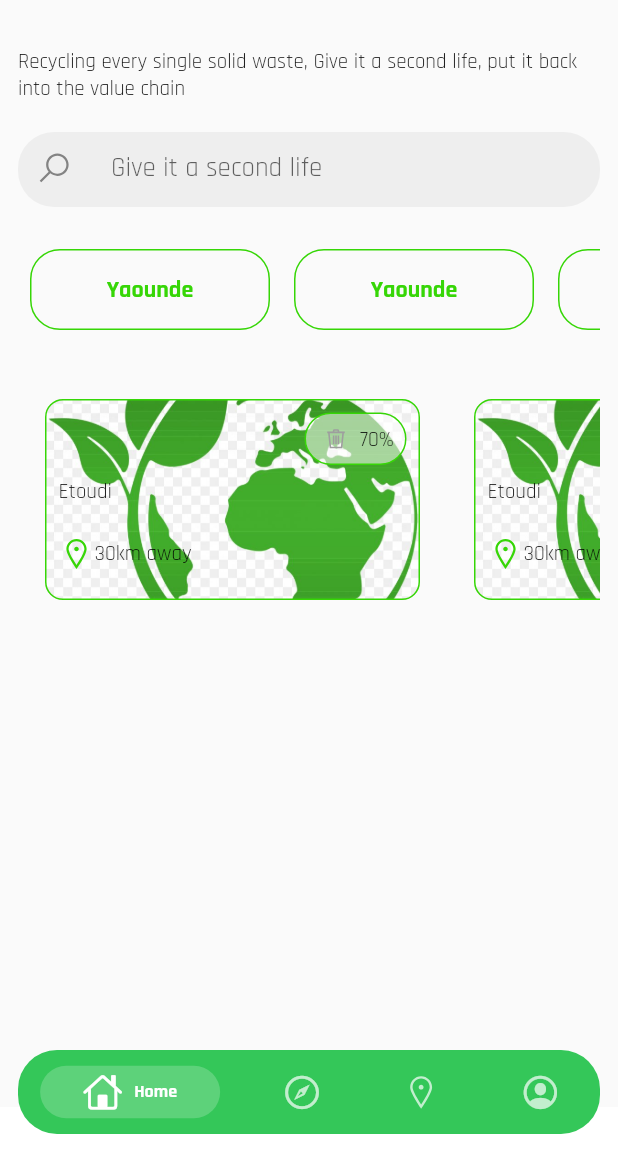
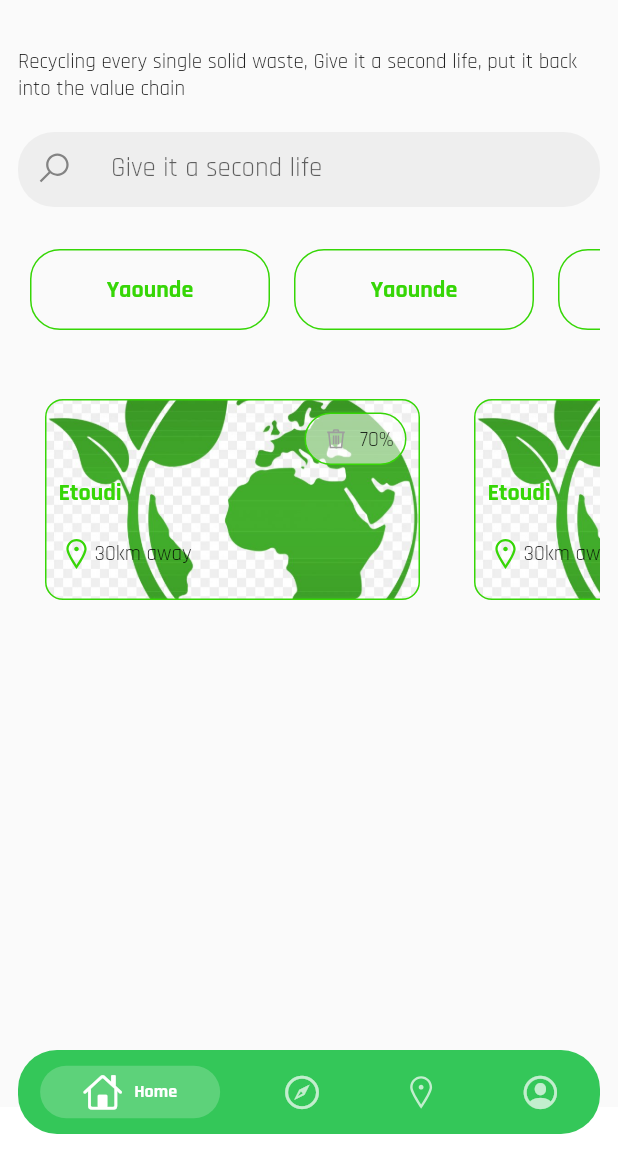
Before and after one commit to mboa-soft/mboa_waste, a Flutter app: the screen it shows after launch, on a phone screen of 412 x 824 dp, the part 84-1236 px from its top. Run offline on Flutter 3.47's test engine with Material 2 defaults, Android fonts, the phone set to English and light mode, and no system bars; drawn by our look-alikes of persistent_bottom_nav_bar; our stand-ins replace bloc, equatable, firebase_core, flutter_bloc, flutter_easyloading, google_fonts and 4 more; accounts and stored records are empty.

Commit message:
mbiabin update

```diff
--- a/lib/widgets/mboabin.dart
+++ b/lib/widgets/mboabin.dart
@@ -2,13 +2,20 @@ import 'package:flutter/material.dart';
 import 'package:line_icons/line_icons.dart';
 import 'package:mboa_waste/config/palette.dart';
 import 'package:mboa_waste/config/styles.dart';
+
+import '../screens/screens.dart';
 
 class Mboabin extends StatelessWidget {
   const Mboabin({Key? key}) : super(key: key);
 
   @override
   Widget build(BuildContext context) {
-    return Padding(
+    return GestureDetector(
+      onTap: () {
+        Navigator.push(context,
+            MaterialPageRoute(builder: (context) => const MboabinView()));
+      },
+      child: Padding(
         padding: const EdgeInsets.all(10.0),
         child: Container(
           width: 250.0,
@@ -56,7 +63,8 @@ class Mboabin extends StatelessWidget {
                     alignment: Alignment.centerLeft,
                     child: Text(
                       "Etoudi",
-                    style: Styles.designWith(Palette.primary, 25.0, true),
+                      style: Styles.designWith(
+                          color: Palette.primary, size: 25.0, bold: true),
                     )),
                 Align(
                     alignment: Alignment.bottomLeft,
@@ -70,6 +78,7 @@ class Mboabin extends StatelessWidget {
             ),
           ),
         ),
+      ),
     );
   }
 }
```
Lines whose indentation alone changed are shown as unchanged.
